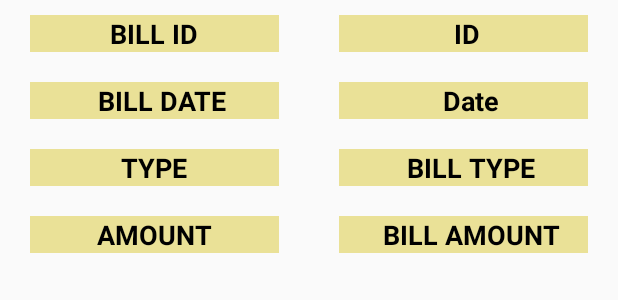
After one commit to shreemarella/C0771612_W2020_MAD3125_FP, an Android app: the layout bill_add.xml on its own in the app's theme, with its tools: preview values and no code run, on a phone screen of 412 x 824 dp. The commit adds this screen. Shown: the top 300 px of the screen. Run offline under Robolectric (Android 15) with nearby library versions, the phone set to English and light mode, and no system bars.

Commit message:
[SM] Bills adapter recycler view implemented

```diff
--- a/app/src/main/java/com/shreemarella/c0771612_w2020_mad3125_fp/customeradapter/billsadapter.java
+++ b/app/src/main/java/com/shreemarella/c0771612_w2020_mad3125_fp/customeradapter/billsadapter.java
@@ -1,7 +1,14 @@
 package com.shreemarella.c0771612_w2020_mad3125_fp.customeradapter;
 
+import android.view.LayoutInflater;
+import android.view.View;
+import android.view.ViewGroup;
+import android.widget.TextView;
+
+import androidx.annotation.NonNull;
 import androidx.recyclerview.widget.RecyclerView;
 
+import com.shreemarella.c0771612_w2020_mad3125_fp.R;
 import com.shreemarella.c0771612_w2020_mad3125_fp.classes.Bill;
 
 import java.util.ArrayList;
@@ -19,5 +26,46 @@ public class billsadapter extends RecyclerView.Adapter<billsadapter.ViewHolder>
 
     }
 
+    @NonNull
+    @Override
+    public billsadapter.ViewHolder onCreateViewHolder(@NonNull ViewGroup parent, int viewType) {
+        View mView = LayoutInflater.from(parent.getContext())
+                .inflate(R.layout.bill_add, parent, false);
+        billsadapter.ViewHolder mBillsViewHolder = new billsadapter.ViewHolder(mView);
+        return mBillsViewHolder;
+    }
+
+    @Override
+    public void onBindViewHolder(@NonNull billsadapter.ViewHolder holder, int position) {
+        Bill mBills = this.billArrayList.get(position);
+        holder.txtCellBillId.setText(mBills.getBillId());
+        holder.txtCellBillAmount.setText(mBills.getTotalBillAmount().toString());
+        holder.txtCellBillDate.setText(mBills.getBillDate().toString());
+        holder.txtCellBillType.setText(mBills.getBillType().toString());
+
+    }
+    @Override
+    public int getItemCount()  {
+        return this.billArrayList.size();
+
+    }
+
+//    public class ViewHolder extends RecyclerView.ViewHolder {
+//
+//        TextView txtCellBillId;
+//        TextView txtCellBillDate;
+//        TextView txtCellBillType;
+//        TextView txtCellBillAmount;
+//        public ViewHolder(@NonNull View itemView) {
+//            super(itemView);
+//            txtCellBillId = itemView.findViewById(R.id.lblCellId);
+//            txtCellBillDate = itemView.findViewById(R.id.txtCellBillDate);
+//            txtCellBillType = itemView.findViewById(R.id.txtCellBillType);
+//            txtCellBillAmount = itemView.findViewById(R.id.txtCellBillAmount);
+//
+//        }
+//
+//    }
+
 
 }
--- /dev/null
+++ b/app/src/main/res/layout/bill_add.xml
@@ -0,0 +1,176 @@
+<?xml version="1.0" encoding="utf-8"?>
+<LinearLayout xmlns:android="http://schemas.android.com/apk/res/android"
+    xmlns:app="http://schemas.android.com/apk/res-auto"
+    xmlns:tools="http://schemas.android.com/tools"
+    android:layout_width="match_parent"
+    android:layout_height="wrap_content"
+    android:orientation="vertical">
+
+    <androidx.appcompat.widget.LinearLayoutCompat
+        android:layout_width="match_parent"
+        android:layout_height="wrap_content">
+
+        <com.google.android.material.textview.MaterialTextView
+            android:id="@+id/lblCellid"
+            android:layout_width="match_parent"
+            android:layout_height="wrap_content"
+            android:layout_marginStart="20dp"
+            android:layout_marginTop="10dp"
+            android:layout_marginEnd="20dp"
+            android:layout_marginBottom="10dp"
+            android:layout_weight="1"
+            android:background="@color/design_default_color_on_secondary"
+            android:backgroundTint="#EAE197"
+            android:text="BILL ID"
+            android:textAlignment="center"
+            android:textColor="#000000"
+            android:textSize="18sp"
+            android:textStyle="bold" />
+
+        <com.google.android.material.textview.MaterialTextView
+            android:id="@+id/lblCellId"
+            android:layout_width="match_parent"
+            android:layout_height="wrap_content"
+            android:layout_marginStart="20dp"
+            android:layout_marginTop="10dp"
+            android:layout_marginEnd="20dp"
+            android:layout_marginBottom="10dp"
+            android:layout_weight="1"
+            android:background="@color/design_default_color_on_secondary"
+            android:backgroundTint="#EAE197"
+            android:text=" ID"
+            android:textAlignment="center"
+            android:textColor="#000000"
+            android:textSize="18sp"
+            android:textStyle="bold" />
+
+
+
+    </androidx.appcompat.widget.LinearLayoutCompat>
+
+    <androidx.appcompat.widget.LinearLayoutCompat
+        android:layout_width="match_parent"
+        android:layout_height="wrap_content">
+
+        <com.google.android.material.textview.MaterialTextView
+            android:id="@+id/txtCellBilldate"
+            android:layout_width="match_parent"
+            android:layout_height="wrap_content"
+            android:layout_marginStart="20dp"
+            android:layout_marginTop="10dp"
+            android:layout_marginEnd="20dp"
+            android:layout_marginBottom="10dp"
+            android:layout_weight="1"
+            android:background="@color/design_default_color_on_secondary"
+            android:backgroundTint="#EAE197"
+            android:paddingLeft="10dp"
+            android:text="BILL DATE"
+            android:textAlignment="center"
+            android:textColor="#000000"
+            android:textSize="18sp"
+            android:textStyle="bold" />
+
+        <com.google.android.material.textview.MaterialTextView
+            android:id="@+id/txtCellBillDate"
+            android:layout_width="match_parent"
+            android:layout_height="wrap_content"
+            android:layout_marginStart="20dp"
+            android:layout_marginTop="10dp"
+            android:layout_marginEnd="20dp"
+            android:layout_marginBottom="10dp"
+            android:layout_weight="1"
+            android:background="@color/design_default_color_on_secondary"
+            android:backgroundTint="#EAE197"
+            android:paddingLeft="10dp"
+            android:text="Date"
+            android:textAlignment="center"
+            android:textColor="#000000"
+            android:textSize="18sp"
+            android:textStyle="bold" />
+
+
+    </androidx.appcompat.widget.LinearLayoutCompat>
+
+    <androidx.appcompat.widget.LinearLayoutCompat
+        android:layout_width="match_parent"
+        android:layout_height="wrap_content">
+
+        <com.google.android.material.textview.MaterialTextView
+            android:id="@+id/lblCellType"
+            android:layout_width="match_parent"
+            android:layout_height="wrap_content"
+            android:layout_marginStart="20dp"
+            android:layout_marginTop="10dp"
+            android:layout_marginEnd="20dp"
+            android:layout_marginBottom="10dp"
+            android:layout_weight="1"
+            android:background="@color/design_default_color_on_secondary"
+            android:backgroundTint="#EAE197"
+            android:gravity="center"
+            android:text="TYPE"
+            android:textAlignment="center"
+            android:textColor="#000000"
+            android:textSize="18sp"
+            android:textStyle="bold" />
+
+        <com.google.android.material.textview.MaterialTextView
+            android:id="@+id/txtCellBillType"
+            android:layout_width="match_parent"
+            android:layout_height="wrap_content"
+            android:layout_marginStart="20dp"
+            android:layout_marginTop="10dp"
+            android:layout_marginEnd="20dp"
+            android:layout_marginBottom="10dp"
+            android:layout_weight="1"
+            android:background="@color/design_default_color_on_secondary"
+            android:backgroundTint="#EAE197"
+            android:paddingLeft="10dp"
+
+            android:text="BILL TYPE"
+            android:textAlignment="center"
+            android:textColor="#000000"
+            android:textSize="18sp"
+            android:textStyle="bold" />
+    </androidx.appcompat.widget.LinearLayoutCompat>
+
+    <androidx.appcompat.widget.LinearLayoutCompat
+        android:layout_width="match_parent"
+        android:layout_height="wrap_content">
+
+        <com.google.android.material.textview.MaterialTextView
+            android:id="@+id/lblAmount"
+            android:layout_width="match_parent"
+            android:layout_height="wrap_content"
+            android:layout_marginStart="20dp"
+            android:layout_marginTop="10dp"
+            android:layout_marginEnd="20dp"
+            android:layout_marginBottom="10dp"
+            android:layout_weight="1"
+            android:background="@color/design_default_color_on_secondary"
+            android:backgroundTint="#EAE197"
+            android:gravity="center"
+            android:text="AMOUNT"
+            android:textAlignment="center"
+            android:textColor="#000000"
+            android:textSize="18sp"
+            android:textStyle="bold" />
+
+        <com.google.android.material.textview.MaterialTextView
+            android:id="@+id/txtCellBillAmount"
+            android:layout_width="match_parent"
+            android:layout_height="wrap_content"
+            android:layout_marginStart="20dp"
+            android:layout_marginTop="10dp"
+            android:layout_marginEnd="20dp"
+            android:layout_weight="1"
+            android:background="@color/design_default_color_on_secondary"
+            android:backgroundTint="#EAE197"
+            android:paddingLeft="10dp"
+            android:text="BILL AMOUNT"
+            android:textAlignment="center"
+            android:textColor="#000000"
+            android:textSize="18sp"
+            android:textStyle="bold" />
+    </androidx.appcompat.widget.LinearLayoutCompat>
+
+</LinearLayout>
```
